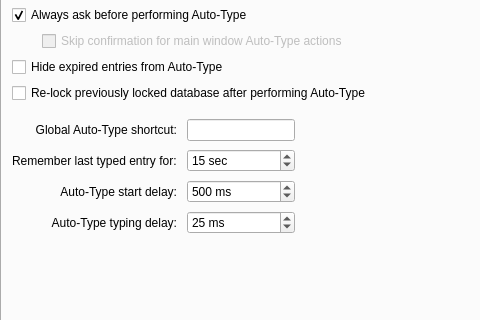
Old version of the form src/gui/ApplicationSettingsWidgetGeneral.ui in the repository juzu-o/keepassxc; both pictures show x 0 to 480 and y 83 to 403 of the 605 by 969 pixel window.
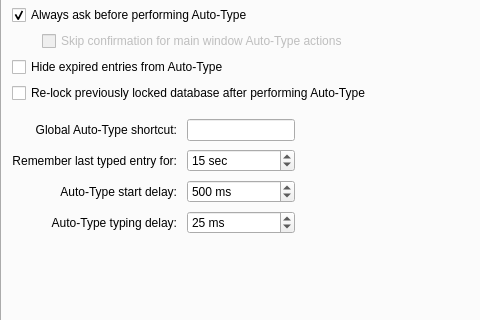
New version of the form. The open tabs and pages were chosen to show the change. Custom widgets are drawn as their Qt base class.

```diff
--- a/src/gui/ApplicationSettingsWidgetGeneral.ui
+++ b/src/gui/ApplicationSettingsWidgetGeneral.ui
@@ -1357,6 +1357,9 @@
            <property name="text">
             <string>Remember last typed entry for:</string>
            </property>
+           <property name="alignment">
+            <set>Qt::AlignRight|Qt::AlignTrailing|Qt::AlignVCenter</set>
+           </property>
           </widget>
          </item>
          <item row="1" column="1">
```
